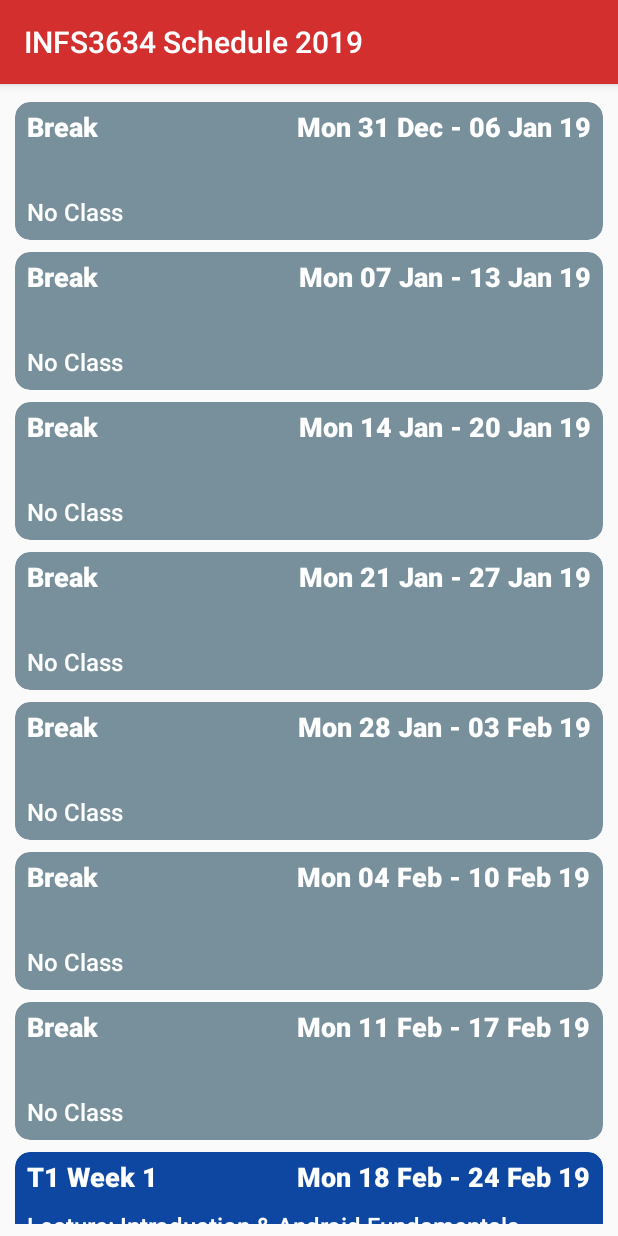
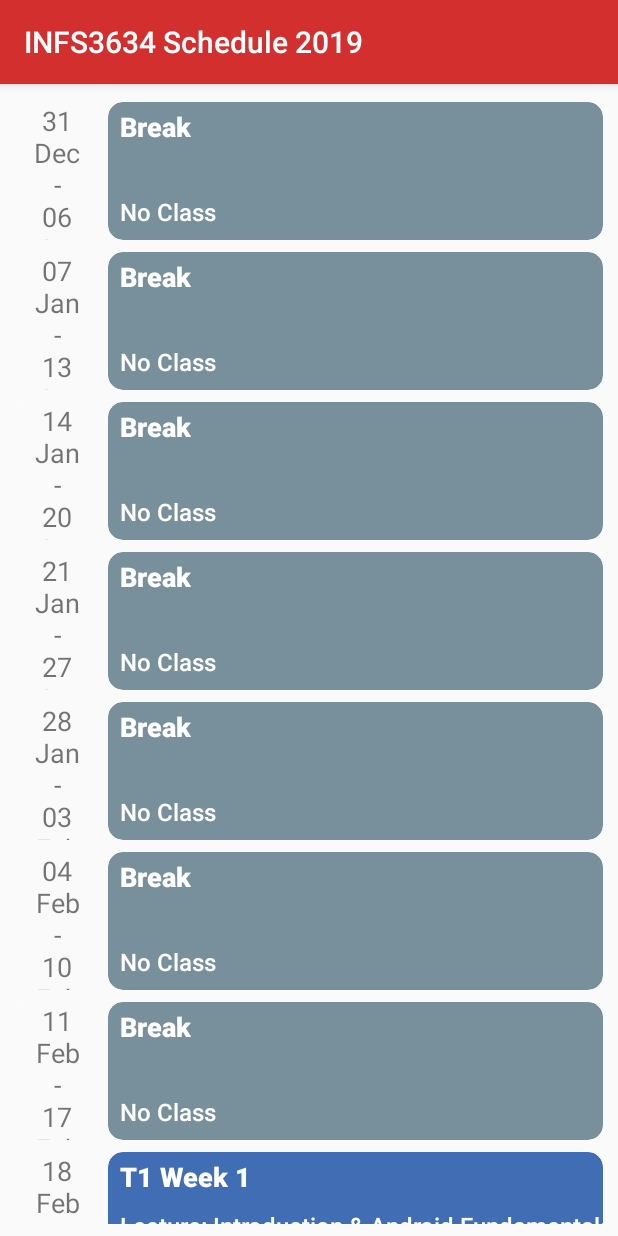
Before and after one commit to conewaffle/INFS3634Planner, an Android app: the screen it shows after launch (MainActivity), after a tap on an icon or button, on a phone screen of 412 x 824 dp. Run offline under Robolectric (Android 15) with nearby library versions, the phone set to English and light mode, and no system bars.

Commit message:
refreshed visuals

```diff
--- a/app/src/main/java/com/example/infs3634planner/MyAdapter.java
+++ b/app/src/main/java/com/example/infs3634planner/MyAdapter.java
@@ -47,9 +47,9 @@ public class MyAdapter extends RecyclerView.Adapter<MyAdapter.MyViewHolder> {
 
     @Override
     public void onBindViewHolder(MyViewHolder holder, int position){
-        holder.cardView.setCardBackgroundColor(Color.argb(255,13,71,161));
+        holder.cardView.setCardBackgroundColor(Color.argb(200,13,71,161));
 
-        holder.date.setText("Mon " + mDataset.get(position).getDateString() + " - " + mDataset.get(position).getDateEnd());
+        holder.date.setText(mDataset.get(position).getDateString() + "\n - \n"  + mDataset.get(position).getDateEnd());
         holder.lab.setText("Lab: " + mDataset.get(position).getLab());
         holder.lec.setText("Lecture: " + mDataset.get(position).getLec());
         holder.weekterm.setText(mDataset.get(position).getWeekNo());
--- a/app/src/main/java/com/example/infs3634planner/WeekDetail.java
+++ b/app/src/main/java/com/example/infs3634planner/WeekDetail.java
@@ -41,7 +41,7 @@ public class WeekDetail {
         String s = this.date.format(md);
         return s;}
     public String getDateEnd(){
-        DateTimeFormatter mdy = DateTimeFormatter.ofPattern("dd MMM yy");
+        DateTimeFormatter mdy = DateTimeFormatter.ofPattern("dd MMM");
         LocalDate end = this.date.plusDays(6);
         String s = end.format(mdy);
         return s;
--- a/app/src/main/res/layout/listitem.xml
+++ b/app/src/main/res/layout/listitem.xml
@@ -9,7 +9,7 @@
         android:id="@+id/cardView"
         android:layout_width="0dp"
         android:layout_height="0dp"
-        android:layout_marginStart="2dp"
+        android:layout_marginStart="64dp"
         android:layout_marginTop="4dp"
         android:layout_marginEnd="2dp"
         android:layout_marginBottom="4dp"
@@ -34,19 +34,6 @@
             android:layout_height="match_parent">
 
             <TextView
-                android:id="@+id/textDate"
-                android:layout_width="wrap_content"
-                android:layout_height="wrap_content"
-                android:layout_marginTop="4dp"
-                android:layout_marginEnd="8dp"
-                android:fontFamily="sans-serif-black"
-                android:text="Week Starting: "
-                android:textColor="@android:color/white"
-                android:textSize="18sp"
-                app:layout_constraintEnd_toEndOf="parent"
-                app:layout_constraintTop_toTopOf="parent" />
-
-            <TextView
                 android:id="@+id/termWeek"
                 android:layout_width="wrap_content"
                 android:layout_height="wrap_content"
@@ -64,7 +51,7 @@
                 android:layout_width="wrap_content"
                 android:layout_height="wrap_content"
                 android:layout_marginStart="8dp"
-                android:layout_marginTop="8dp"
+                android:layout_marginTop="16dp"
                 android:layout_marginEnd="8dp"
                 android:layout_marginBottom="2dp"
                 android:fontFamily="sans-serif-medium"
@@ -93,6 +80,45 @@
                 app:layout_constraintEnd_toEndOf="parent"
                 app:layout_constraintHorizontal_bias="0.0"
                 app:layout_constraintStart_toStartOf="parent" />
+
+        </android.support.constraint.ConstraintLayout>
+    </android.support.v7.widget.CardView>
+
+    <android.support.v7.widget.CardView
+        android:layout_width="0dp"
+        android:layout_height="0dp"
+        android:layout_marginTop="4dp"
+        android:layout_marginEnd="4dp"
+        android:layout_marginBottom="4dp"
+        android:visibility="visible"
+        app:cardBackgroundColor="#FAFAFA"
+        app:cardCornerRadius="10dp"
+        app:cardElevation="0dp"
+        app:layout_constraintBottom_toBottomOf="parent"
+        app:layout_constraintEnd_toStartOf="@+id/cardView"
+        app:layout_constraintStart_toStartOf="parent"
+        app:layout_constraintTop_toTopOf="parent">
+
+        <android.support.constraint.ConstraintLayout
+            android:layout_width="match_parent"
+            android:layout_height="match_parent">
+
+            <TextView
+                android:id="@+id/textDate"
+                android:layout_width="0dp"
+                android:layout_height="wrap_content"
+                android:layout_marginStart="4dp"
+                android:layout_marginTop="8dp"
+                android:layout_marginEnd="4dp"
+                android:layout_marginBottom="8dp"
+                android:fontFamily="sans-serif"
+                android:text="Week From: 00 Jan - 99 Dec"
+                android:textAlignment="center"
+                android:textSize="18sp"
+                app:layout_constraintBottom_toBottomOf="parent"
+                app:layout_constraintEnd_toEndOf="parent"
+                app:layout_constraintStart_toStartOf="parent"
+                app:layout_constraintTop_toTopOf="parent" />
         </android.support.constraint.ConstraintLayout>
     </android.support.v7.widget.CardView>
 
```
